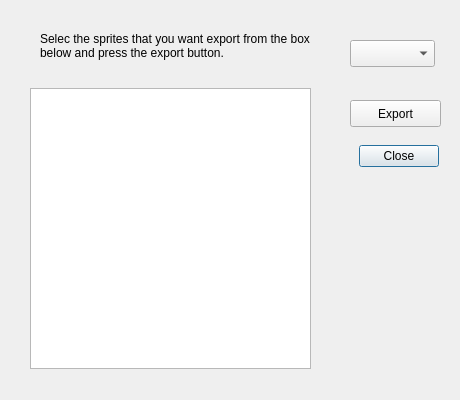
The window that src/lgck-builder/DlgExportSprite.ui (cfrankb/lgck-src) describes before a commit, drawn with Qt 5.
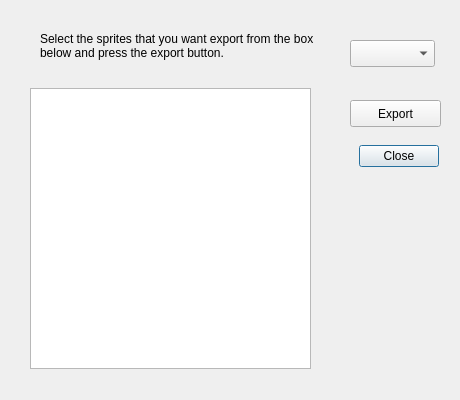
The same window after the commit. Custom widgets are drawn as their Qt base class.

Patch:
```diff
--- a/src/lgck-builder/DlgExportSprite.ui
+++ b/src/lgck-builder/DlgExportSprite.ui
@@ -122,7 +122,7 @@
     </rect>
    </property>
    <property name="text">
-    <string>Selec the sprites that you want export from the box below and press the export button.</string>
+    <string>Select the sprites that you want export from the box below and press the export button.</string>
    </property>
    <property name="alignment">
     <set>Qt::AlignLeading|Qt::AlignLeft|Qt::AlignVCenter</set>
```
